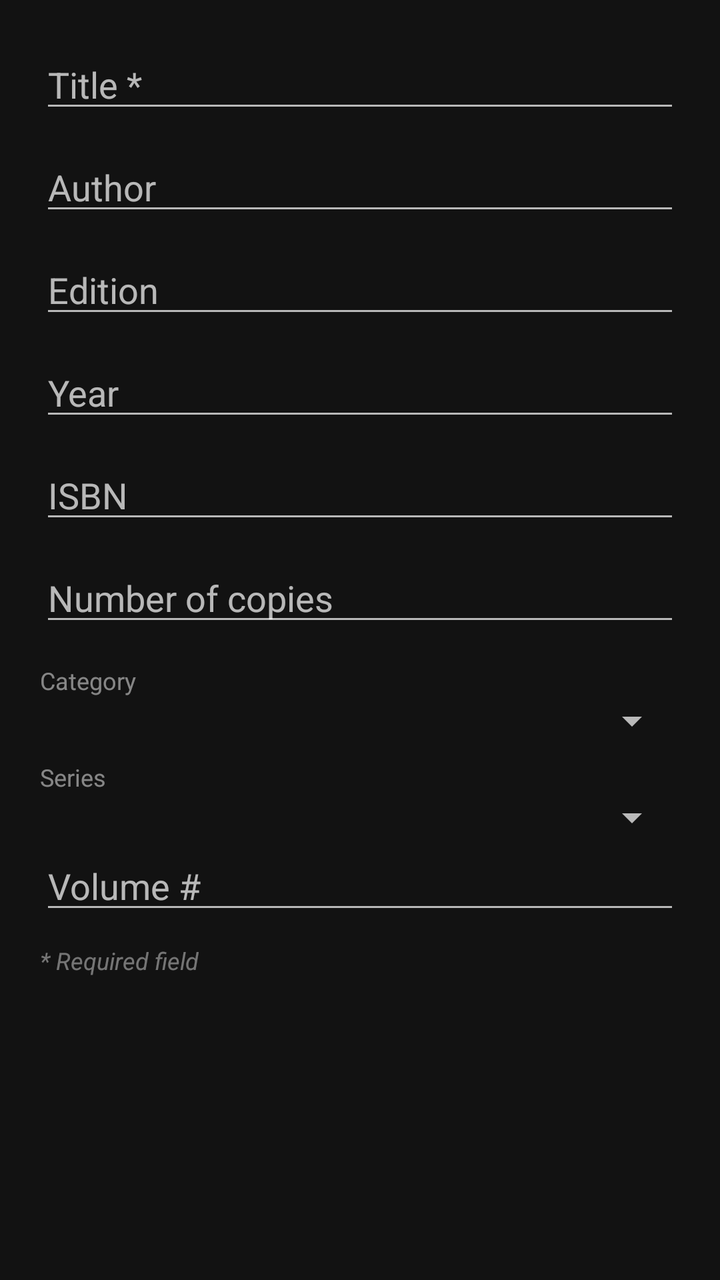
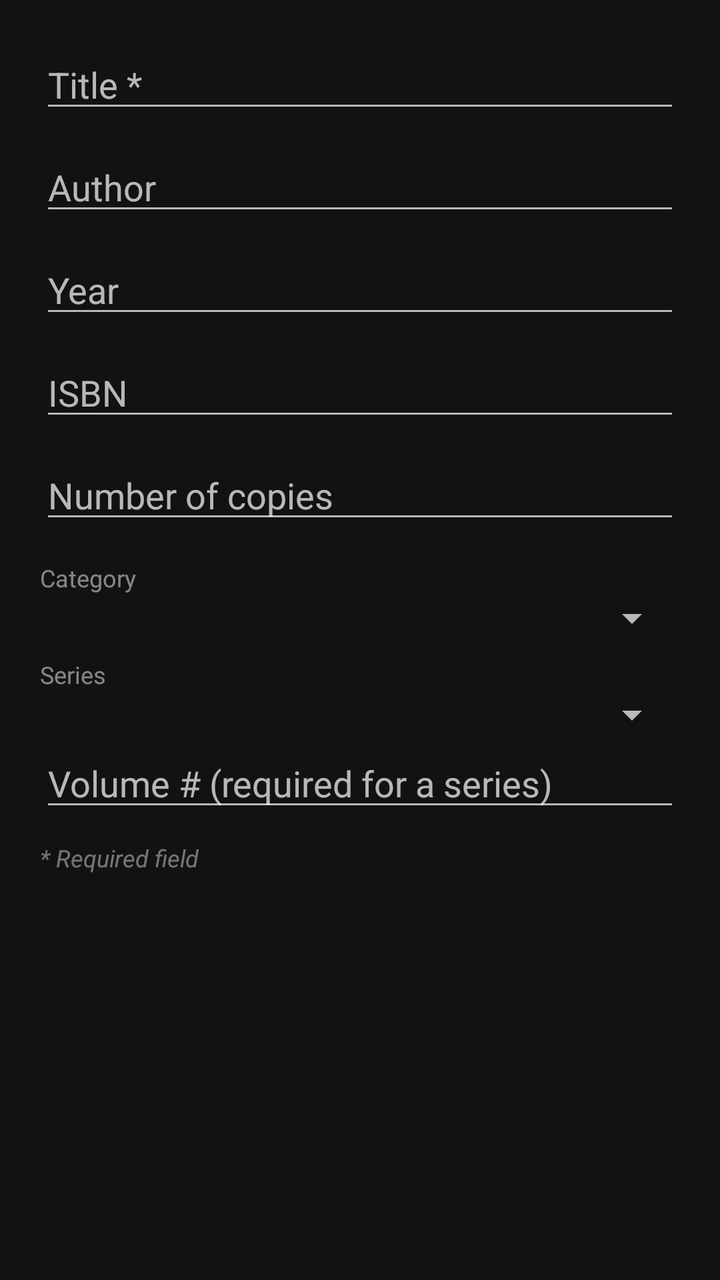

An Android layout rendered at two revisions. The XML below is the earlier revision; the diff shows what the commit changed to produce the second picture.
<!-- AndroidManifest.xml: application theme Theme.Library.Default -->
<!-- res/layout/dialog_add_book.xml -->
<ScrollView xmlns:android="http://schemas.android.com/apk/res/android"
    android:layout_width="match_parent"
    android:layout_height="wrap_content">

    <LinearLayout
        android:layout_width="match_parent"
        android:layout_height="wrap_content"
        android:orientation="vertical"
        android:padding="20dp">

        <EditText android:id="@+id/titleInput" android:hint="Title *"
            android:layout_width="match_parent" android:layout_height="wrap_content" />
        <EditText android:id="@+id/authorInput" android:hint="Author"
            android:layout_width="match_parent" android:layout_height="wrap_content"
            android:layout_marginTop="10dp" />
        <EditText android:id="@+id/editionInput" android:hint="Edition"
            android:layout_width="match_parent" android:layout_height="wrap_content"
            android:layout_marginTop="10dp" />
        <EditText android:id="@+id/yearInput" android:hint="Year"
            android:layout_width="match_parent" android:layout_height="wrap_content"
            android:inputType="number"
            android:layout_marginTop="10dp" />
        <EditText android:id="@+id/isbnInput" android:hint="ISBN"
            android:layout_width="match_parent" android:layout_height="wrap_content"
            android:inputType="number"
            android:layout_marginTop="10dp" />
        <EditText android:id="@+id/copiesInput" android:hint="Number of copies"
            android:layout_width="match_parent" android:layout_height="wrap_content"
            android:inputType="number"
            android:layout_marginTop="10dp" />

        <TextView
            android:layout_width="match_parent" android:layout_height="wrap_content"
            android:layout_marginTop="14dp" android:text="Category"
            android:textSize="12sp" android:alpha="0.7" />
        <Spinner android:id="@+id/categorySpinner"
            android:layout_width="match_parent" android:layout_height="wrap_content" />

        <TextView
            android:layout_width="match_parent" android:layout_height="wrap_content"
            android:layout_marginTop="8dp" android:text="Series"
            android:textSize="12sp" android:alpha="0.7" />
        <Spinner android:id="@+id/seriesSpinner"
            android:layout_width="match_parent" android:layout_height="wrap_content" />
        <EditText android:id="@+id/seriesNumberInput" android:hint="Volume #"
            android:layout_width="match_parent" android:layout_height="wrap_content"
            android:inputType="number" />

        <TextView
            android:layout_width="match_parent" android:layout_height="wrap_content"
            android:layout_marginTop="10dp" android:text="* Required field"
            android:textSize="12sp" android:textStyle="italic" android:alpha="0.6" />

    </LinearLayout>

</ScrollView>
<!-- resources referenced by this layout -->
<resources>
  <style name="Theme.Library.Default" parent="Base.Library.Dark">
          <item name="appColorPrimary">#B085F5</item>
          <item name="appColorOnPrimary">#000000</item>
          <item name="appColorOnSurface">#FFFFFF</item>
          <item name="appColorDelete">#E57373</item>
          <item name="appColorSurface">#2B2B2B</item>
          <item name="appColorDuplicateTagBg">#444444</item>
          <item name="appColorDuplicateTagText">#DDDDDD</item>
          <item name="appColorBackground">#121212</item>
      </style>
  <style name="Base.Library.Dark" parent="Theme.MaterialComponents.NoActionBar">
          <item name="colorPrimary">?attr/appColorPrimary</item>
          <item name="colorAccent">?attr/appColorPrimary</item>
          <item name="android:statusBarColor">?attr/appColorPrimary</item>
          <item name="android:windowBackground">?attr/appColorBackground</item>
          <item name="materialButtonStyle">@style/Widget.Library.Button</item>
          <item name="appColorButton">?attr/appColorPrimary</item>
          <item name="appColorOnButton">?attr/appColorOnPrimary</item>
          <item name="appColorBadge">?attr/appColorPrimary</item>
          <item name="appColorOnBadge">?attr/appColorOnPrimary</item>
          <item name="appCornerRadius">16dp</item>
      </style>
  <style name="Widget.Library.Button" parent="Widget.MaterialComponents.Button">
          <item name="backgroundTint">?attr/appColorButton</item>
          <item name="android:textColor">?attr/appColorOnButton</item>
      </style>
</resources>

<!-- the commit's change to res/layout/dialog_add_book.xml (unified diff, before → after) -->
@@ -11,9 +11,6 @@
         <EditText android:id="@+id/titleInput" android:hint="Title *"
             android:layout_width="match_parent" android:layout_height="wrap_content" />
         <EditText android:id="@+id/authorInput" android:hint="Author"
-            android:layout_width="match_parent" android:layout_height="wrap_content"
-            android:layout_marginTop="10dp" />
-        <EditText android:id="@+id/editionInput" android:hint="Edition"
             android:layout_width="match_parent" android:layout_height="wrap_content"
             android:layout_marginTop="10dp" />
         <EditText android:id="@+id/yearInput" android:hint="Year"
@@ -42,7 +39,7 @@
             android:textSize="12sp" android:alpha="0.7" />
         <Spinner android:id="@+id/seriesSpinner"
             android:layout_width="match_parent" android:layout_height="wrap_content" />
-        <EditText android:id="@+id/seriesNumberInput" android:hint="Volume #"
+        <EditText android:id="@+id/seriesNumberInput" android:hint="Volume # (required for a series)"
             android:layout_width="match_parent" android:layout_height="wrap_content"
             android:inputType="number" />
 
